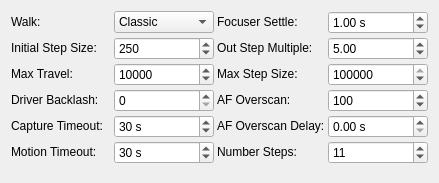
First picture: the form in kstars/ekos/focus/opsfocusmechanics.ui, repository KDE/kstars, before the edit.
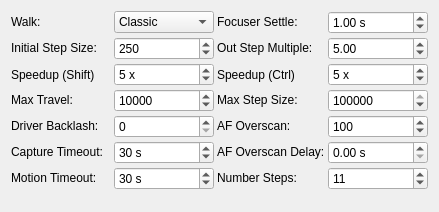
Second picture: the form after the edit.

Commit message:
Focus speedup with shift and ctrl
Holding the shift or the ctrl key speeds up the manual motions of the focuser. Both shift and ctrl have a configurable factor which is applied to the standard (initial) step size for manual focus motions. If both shift and ctrl are pressed, their product is used as speed up factor.

Diff of the .ui file:
```diff
--- a/kstars/ekos/focus/opsfocusmechanics.ui
+++ b/kstars/ekos/focus/opsfocusmechanics.ui
@@ -7,7 +7,7 @@
     <x>0</x>
     <y>0</y>
     <width>439</width>
-    <height>183</height>
+    <height>212</height>
    </rect>
   </property>
   <property name="windowTitle">
@@ -15,7 +15,7 @@
   </property>
   <layout class="QVBoxLayout" name="verticalLayout">
    <item>
-    <layout class="QGridLayout" name="gridLayoutMechanics" rowstretch="0,0,0,0,0,0">
+    <layout class="QGridLayout" name="gridLayoutMechanics" rowstretch="0,0,0,0,0,0,0">
      <property name="leftMargin">
       <number>0</number>
      </property>
@@ -25,8 +25,27 @@
      <property name="spacing">
       <number>3</number>
      </property>
-     <item row="2" column="1">
-      <widget class="QDoubleSpinBox" name="focusMaxTravel">
+     <item row="4" column="2">
+      <widget class="QLabel" name="label_8">
+       <property name="sizePolicy">
+        <sizepolicy hsizetype="Preferred" vsizetype="Fixed">
+         <horstretch>0</horstretch>
+         <verstretch>0</verstretch>
+        </sizepolicy>
+       </property>
+       <property name="text">
+        <string>AF Overscan:</string>
+       </property>
+       <property name="alignment">
+        <set>Qt::AlignLeading|Qt::AlignLeft|Qt::AlignVCenter</set>
+       </property>
+       <property name="buddy">
+        <cstring>focusAFOverscan</cstring>
+       </property>
+      </widget>
+     </item>
+     <item row="1" column="3">
+      <widget class="QDoubleSpinBox" name="focusOutSteps">
        <property name="sizePolicy">
         <sizepolicy hsizetype="Preferred" vsizetype="Fixed">
          <horstretch>0</horstretch>
@@ -34,70 +53,35 @@
         </sizepolicy>
        </property>
        <property name="toolTip">
-        <string>&lt;html&gt;&lt;head/&gt;&lt;body&gt;&lt;p&gt;Maximum travel in steps before the autofocus process aborts&lt;/p&gt;&lt;/body&gt;&lt;/html&gt;</string>
-       </property>
-       <property name="decimals">
-        <number>0</number>
+        <string>&lt;html&gt;&lt;body&gt;&lt;p&gt;This number multiplied by initial-step-size is number of outward steps the Linear Focus algorithm moves away from the initial position at the start of focusing.&lt;/p&gt;&lt;/body&gt;&lt;/html&gt;</string>
        </property>
        <property name="minimum">
-        <double>10.000000000000000</double>
+        <double>3.000000000000000</double>
        </property>
        <property name="maximum">
-        <double>100000.000000000000000</double>
+        <double>10.000000000000000</double>
        </property>
        <property name="singleStep">
-        <double>1000.000000000000000</double>
+        <double>1.000000000000000</double>
        </property>
        <property name="value">
-        <double>10000.000000000000000</double>
+        <double>5.000000000000000</double>
        </property>
       </widget>
      </item>
-     <item row="3" column="1">
-      <widget class="QSpinBox" name="focusBacklash">
+     <item row="1" column="2">
+      <widget class="QLabel" name="focusOutStepsLabel">
        <property name="sizePolicy">
         <sizepolicy hsizetype="Preferred" vsizetype="Fixed">
          <horstretch>0</horstretch>
          <verstretch>0</verstretch>
         </sizepolicy>
        </property>
-       <property name="toolTip">
-        <string>&lt;html&gt;&lt;head/&gt;&lt;body&gt;&lt;p&gt;For backlash-aware focusers, the amount of backlash to apply when reversing movement direction. Set to 0 to disable.&lt;/p&gt;&lt;p&gt;Typically either Focuser Backlash or AF Overscan is set.&lt;/p&gt;&lt;p&gt;This field sets the Indi Focuser Backlash field and can be set either here or on the Indi Control Panel.&lt;/p&gt;&lt;/body&gt;&lt;/html&gt;</string>
-       </property>
-      </widget>
-     </item>
-     <item row="2" column="0">
-      <widget class="QLabel" name="label_12">
-       <property name="sizePolicy">
-        <sizepolicy hsizetype="Preferred" vsizetype="Fixed">
-         <horstretch>0</horstretch>
-         <verstretch>0</verstretch>
-        </sizepolicy>
-       </property>
-       <property name="toolTip">
-        <string/>
-       </property>
        <property name="text">
-        <string>Max Travel:</string>
+        <string>Out Step Multiple:</string>
        </property>
        <property name="buddy">
-        <cstring>focusMaxTravel</cstring>
-       </property>
-      </widget>
-     </item>
-     <item row="4" column="0">
-      <widget class="QLabel" name="label_26">
-       <property name="sizePolicy">
-        <sizepolicy hsizetype="Preferred" vsizetype="Fixed">
-         <horstretch>0</horstretch>
-         <verstretch>0</verstretch>
-        </sizepolicy>
-       </property>
-       <property name="text">
-        <string>Capture Timeout:</string>
-       </property>
-       <property name="buddy">
-        <cstring>focusCaptureTimeout</cstring>
+        <cstring>focusOutSteps</cstring>
        </property>
       </widget>
      </item>
@@ -129,8 +113,24 @@
        </item>
       </widget>
      </item>
-     <item row="1" column="3">
-      <widget class="QDoubleSpinBox" name="focusOutSteps">
+     <item row="6" column="0">
+      <widget class="QLabel" name="label_27">
+       <property name="sizePolicy">
+        <sizepolicy hsizetype="Preferred" vsizetype="Fixed">
+         <horstretch>0</horstretch>
+         <verstretch>0</verstretch>
+        </sizepolicy>
+       </property>
+       <property name="text">
+        <string>Motion Timeout:</string>
+       </property>
+       <property name="buddy">
+        <cstring>focusMotionTimeout</cstring>
+       </property>
+      </widget>
+     </item>
+     <item row="1" column="1">
+      <widget class="QSpinBox" name="focusTicks">
        <property name="sizePolicy">
         <sizepolicy hsizetype="Preferred" vsizetype="Fixed">
          <horstretch>0</horstretch>
@@ -138,23 +138,89 @@
         </sizepolicy>
        </property>
        <property name="toolTip">
-        <string>&lt;html&gt;&lt;body&gt;&lt;p&gt;This number multiplied by initial-step-size is number of outward steps the Linear Focus algorithm moves away from the initial position at the start of focusing.&lt;/p&gt;&lt;/body&gt;&lt;/html&gt;</string>
+        <string>&lt;html&gt;&lt;head/&gt;&lt;body&gt;&lt;p&gt;&lt;span style=&quot; font-weight:600;&quot;&gt;Initial Step Size&lt;/span&gt; in ticks to cause a noticeable change in HFR value. For timer based focuser, it is the initial time in milliseconds to move the focuser inward or outward&lt;/p&gt;&lt;/body&gt;&lt;/html&gt;</string>
        </property>
        <property name="minimum">
-        <double>3.000000000000000</double>
+        <number>1</number>
        </property>
        <property name="maximum">
-        <double>10.000000000000000</double>
+        <number>50000</number>
        </property>
        <property name="singleStep">
-        <double>1.000000000000000</double>
+        <number>10</number>
        </property>
        <property name="value">
-        <double>5.000000000000000</double>
+        <number>250</number>
+       </property>
+      </widget>
+     </item>
+     <item row="6" column="1">
+      <widget class="QSpinBox" name="focusMotionTimeout">
+       <property name="sizePolicy">
+        <sizepolicy hsizetype="Preferred" vsizetype="Fixed">
+         <horstretch>0</horstretch>
+         <verstretch>0</verstretch>
+        </sizepolicy>
+       </property>
+       <property name="toolTip">
+        <string>&lt;html&gt;&lt;head/&gt;&lt;body&gt;&lt;p&gt;Maximum time in seconds to wait for the focuser to move to the desired position before declaring a timeout.&lt;/p&gt;&lt;/body&gt;&lt;/html&gt;</string>
+       </property>
+       <property name="suffix">
+        <string> s</string>
+       </property>
+       <property name="minimum">
+        <number>5</number>
+       </property>
+       <property name="maximum">
+        <number>120</number>
+       </property>
+       <property name="value">
+        <number>30</number>
+       </property>
+      </widget>
+     </item>
+     <item row="5" column="3">
+      <widget class="QDoubleSpinBox" name="focusOverscanDelay">
+       <property name="sizePolicy">
+        <sizepolicy hsizetype="Preferred" vsizetype="Fixed">
+         <horstretch>0</horstretch>
+         <verstretch>0</verstretch>
+        </sizepolicy>
+       </property>
+       <property name="toolTip">
+        <string>&lt;html&gt;&lt;head/&gt;&lt;body&gt;&lt;p&gt;Delay between completing the outward motion of an Overscan and starting the inward motion. For most focusers 0 s is fine.&lt;/p&gt;&lt;/body&gt;&lt;/html&gt;</string>
+       </property>
+       <property name="suffix">
+        <string> s</string>
+       </property>
+       <property name="maximum">
+        <double>10.000000000000000</double>
        </property>
       </widget>
      </item>
      <item row="3" column="3">
+      <widget class="QSpinBox" name="focusMaxSingleStep">
+       <property name="sizePolicy">
+        <sizepolicy hsizetype="Preferred" vsizetype="Fixed">
+         <horstretch>0</horstretch>
+         <verstretch>0</verstretch>
+        </sizepolicy>
+       </property>
+       <property name="toolTip">
+        <string>&lt;html&gt;&lt;head/&gt;&lt;body&gt;&lt;p&gt;The maximum single step size the algorithm is allowed to command as it searches for the critical focus zone. The calculated step size would be limited to this maximum value.&lt;/p&gt;&lt;/body&gt;&lt;/html&gt;</string>
+       </property>
+       <property name="minimum">
+        <number>10</number>
+       </property>
+       <property name="maximum">
+        <number>100000</number>
+       </property>
+       <property name="value">
+        <number>100000</number>
+       </property>
+      </widget>
+     </item>
+     <item row="4" column="3">
       <widget class="QSpinBox" name="focusAFOverscan">
        <property name="sizePolicy">
         <sizepolicy hsizetype="Preferred" vsizetype="Fixed">
@@ -173,33 +239,8 @@
        </property>
       </widget>
      </item>
-     <item row="0" column="3">
-      <widget class="QDoubleSpinBox" name="focusSettleTime">
-       <property name="sizePolicy">
-        <sizepolicy hsizetype="Preferred" vsizetype="Fixed">
-         <horstretch>0</horstretch>
-         <verstretch>0</verstretch>
-        </sizepolicy>
-       </property>
-       <property name="toolTip">
-        <string>&lt;html&gt;&lt;head/&gt;&lt;body&gt;&lt;p&gt;Settle time (in seconds) after moving the focuser before capturing the next image during Auto Focus and after an Adaptive Focus movement.&lt;/p&gt;&lt;/body&gt;&lt;/html&gt;</string>
-       </property>
-       <property name="suffix">
-        <string> s</string>
-       </property>
-       <property name="decimals">
-        <number>2</number>
-       </property>
-       <property name="maximum">
-        <double>30.000000000000000</double>
-       </property>
-       <property name="value">
-        <double>1.000000000000000</double>
-       </property>
-      </widget>
-     </item>
-     <item row="0" column="0">
-      <widget class="QLabel" name="focusWalkLabel">
+     <item row="5" column="0">
+      <widget class="QLabel" name="label_26">
        <property name="sizePolicy">
         <sizepolicy hsizetype="Preferred" vsizetype="Fixed">
          <horstretch>0</horstretch>
@@ -207,10 +248,10 @@
         </sizepolicy>
        </property>
        <property name="text">
-        <string>Walk:</string>
+        <string>Capture Timeout:</string>
        </property>
        <property name="buddy">
-        <cstring>focusWalk</cstring>
+        <cstring>focusCaptureTimeout</cstring>
        </property>
       </widget>
      </item>
@@ -236,25 +277,19 @@
        </property>
       </widget>
      </item>
-     <item row="2" column="3">
-      <widget class="QSpinBox" name="focusMaxSingleStep">
+     <item row="0" column="0">
+      <widget class="QLabel" name="focusWalkLabel">
        <property name="sizePolicy">
         <sizepolicy hsizetype="Preferred" vsizetype="Fixed">
          <horstretch>0</horstretch>
          <verstretch>0</verstretch>
         </sizepolicy>
        </property>
-       <property name="toolTip">
-        <string>&lt;html&gt;&lt;head/&gt;&lt;body&gt;&lt;p&gt;The maximum single step size the algorithm is allowed to command as it searches for the critical focus zone. The calculated step size would be limited to this maximum value.&lt;/p&gt;&lt;/body&gt;&lt;/html&gt;</string>
+       <property name="text">
+        <string>Walk:</string>
        </property>
-       <property name="minimum">
-        <number>10</number>
-       </property>
-       <property name="maximum">
-        <number>100000</number>
-       </property>
-       <property name="value">
-        <number>100000</number>
+       <property name="buddy">
+        <cstring>focusWalk</cstring>
        </property>
       </widget>
      </item>
@@ -274,57 +309,7 @@
        </property>
       </widget>
      </item>
-     <item row="1" column="1">
-      <widget class="QSpinBox" name="focusTicks">
-       <property name="sizePolicy">
-        <sizepolicy hsizetype="Preferred" vsizetype="Fixed">
-         <horstretch>0</horstretch>
-         <verstretch>0</verstretch>
-        </sizepolicy>
-       </property>
-       <property name="toolTip">
-        <string>&lt;html&gt;&lt;head/&gt;&lt;body&gt;&lt;p&gt;&lt;span style=&quot; font-weight:600;&quot;&gt;Initial Step Size&lt;/span&gt; in ticks to cause a noticeable change in HFR value. For timer based focuser, it is the initial time in milliseconds to move the focuser inward or outward&lt;/p&gt;&lt;/body&gt;&lt;/html&gt;</string>
-       </property>
-       <property name="minimum">
-        <number>1</number>
-       </property>
-       <property name="maximum">
-        <number>50000</number>
-       </property>
-       <property name="singleStep">
-        <number>10</number>
-       </property>
-       <property name="value">
-        <number>250</number>
-       </property>
-      </widget>
-     </item>
-     <item row="4" column="1">
-      <widget class="QSpinBox" name="focusCaptureTimeout">
-       <property name="sizePolicy">
-        <sizepolicy hsizetype="Preferred" vsizetype="Fixed">
-         <horstretch>0</horstretch>
-         <verstretch>0</verstretch>
-        </sizepolicy>
-       </property>
-       <property name="toolTip">
-        <string>Maximum time in seconds to wait for a captured image to be received before declaring a timeout.</string>
-       </property>
-       <property name="suffix">
-        <string> s</string>
-       </property>
-       <property name="minimum">
-        <number>5</number>
-       </property>
-       <property name="maximum">
-        <number>300</number>
-       </property>
-       <property name="value">
-        <number>30</number>
-       </property>
-      </widget>
-     </item>
-     <item row="3" column="0">
+     <item row="4" column="0">
       <widget class="QLabel" name="label_11">
        <property name="sizePolicy">
         <sizepolicy hsizetype="Preferred" vsizetype="Fixed">
@@ -340,42 +325,60 @@
        </property>
       </widget>
      </item>
+     <item row="5" column="1">
+      <widget class="QSpinBox" name="focusCaptureTimeout">
+       <property name="sizePolicy">
+        <sizepolicy hsizetype="Preferred" vsizetype="Fixed">
+         <horstretch>0</horstretch>
+         <verstretch>0</verstretch>
+        </sizepolicy>
+       </property>
+       <property name="toolTip">
+        <string>Maximum time in seconds to wait for a captured image to be received before declaring a timeout.</string>
+       </property>
+       <property name="suffix">
+        <string> s</string>
+       </property>
+       <property name="minimum">
+        <number>5</number>
+       </property>
+       <property name="maximum">
+        <number>300</number>
+       </property>
+       <property name="value">
+        <number>30</number>
+       </property>
+      </widget>
+     </item>
+     <item row="3" column="1">
+      <widget class="QDoubleSpinBox" name="focusMaxTravel">
+       <property name="sizePolicy">
+        <sizepolicy hsizetype="Preferred" vsizetype="Fixed">
+         <horstretch>0</horstretch>
+         <verstretch>0</verstretch>
+        </sizepolicy>
+       </property>
+       <property name="toolTip">
+        <string>&lt;html&gt;&lt;head/&gt;&lt;body&gt;&lt;p&gt;Maximum travel in steps before the autofocus process aborts&lt;/p&gt;&lt;/body&gt;&lt;/html&gt;</string>
+       </property>
+       <property name="decimals">
+        <number>0</number>
+       </property>
+       <property name="minimum">
+        <double>10.000000000000000</double>
+       </property>
+       <property name="maximum">
+        <double>100000.000000000000000</double>
+       </property>
+       <property name="singleStep">
+        <double>1000.000000000000000</double>
+       </property>
+       <property name="value">
+        <double>10000.000000000000000</double>
+       </property>
+      </widget>
+     </item>
      <item row="3" column="2">
-      <widget class="QLabel" name="label_8">
-       <property name="sizePolicy">
-        <sizepolicy hsizetype="Preferred" vsizetype="Fixed">
-         <horstretch>0</horstretch>
-         <verstretch>0</verstretch>
-        </sizepolicy>
-       </property>
-       <property name="text">
-        <string>AF Overscan:</string>
-       </property>
-       <property name="alignment">
-        <set>Qt::AlignLeading|Qt::AlignLeft|Qt::AlignVCenter</set>
-       </property>
-       <property name="buddy">
-        <cstring>focusAFOverscan</cstring>
-       </property>
-      </widget>
-     </item>
-     <item row="1" column="2">
-      <widget class="QLabel" name="focusOutStepsLabel">
-       <property name="sizePolicy">
-        <sizepolicy hsizetype="Preferred" vsizetype="Fixed">
-         <horstretch>0</horstretch>
-         <verstretch>0</verstretch>
-        </sizepolicy>
-       </property>
-       <property name="text">
-        <string>Out Step Multiple:</string>
-       </property>
-       <property name="buddy">
-        <cstring>focusOutSteps</cstring>
-       </property>
-      </widget>
-     </item>
-     <item row="2" column="2">
       <widget class="QLabel" name="label_17">
        <property name="sizePolicy">
         <sizepolicy hsizetype="Preferred" vsizetype="Fixed">
@@ -394,24 +397,27 @@
        </property>
       </widget>
      </item>
-     <item row="5" column="0">
-      <widget class="QLabel" name="label_27">
+     <item row="3" column="0">
+      <widget class="QLabel" name="label_12">
        <property name="sizePolicy">
         <sizepolicy hsizetype="Preferred" vsizetype="Fixed">
          <horstretch>0</horstretch>
          <verstretch>0</verstretch>
         </sizepolicy>
        </property>
+       <property name="toolTip">
+        <string/>
+       </property>
        <property name="text">
-        <string>Motion Timeout:</string>
+        <string>Max Travel:</string>
        </property>
        <property name="buddy">
-        <cstring>focusMotionTimeout</cstring>
+        <cstring>focusMaxTravel</cstring>
        </property>
       </widget>
      </item>
-     <item row="5" column="1">
-      <widget class="QSpinBox" name="focusMotionTimeout">
+     <item row="0" column="3">
+      <widget class="QDoubleSpinBox" name="focusSettleTime">
        <property name="sizePolicy">
         <sizepolicy hsizetype="Preferred" vsizetype="Fixed">
          <horstretch>0</horstretch>
@@ -419,58 +425,23 @@
         </sizepolicy>
        </property>
        <property name="toolTip">
-        <string>&lt;html&gt;&lt;head/&gt;&lt;body&gt;&lt;p&gt;Maximum time in seconds to wait for the focuser to move to the desired position before declaring a timeout.&lt;/p&gt;&lt;/body&gt;&lt;/html&gt;</string>
+        <string>&lt;html&gt;&lt;head/&gt;&lt;body&gt;&lt;p&gt;Settle time (in seconds) after moving the focuser before capturing the next image during Auto Focus and after an Adaptive Focus movement.&lt;/p&gt;&lt;/body&gt;&lt;/html&gt;</string>
        </property>
        <property name="suffix">
         <string> s</string>
        </property>
-       <property name="minimum">
-        <number>5</number>
+       <property name="decimals">
+        <number>2</number>
        </property>
        <property name="maximum">
-        <number>120</number>
+        <double>30.000000000000000</double>
        </property>
        <property name="value">
-        <number>30</number>
+        <double>1.000000000000000</double>
        </property>
       </widget>
      </item>
-     <item row="4" column="2">
-      <widget class="QLabel" name="label_2">
-       <property name="sizePolicy">
-        <sizepolicy hsizetype="Preferred" vsizetype="Fixed">
-         <horstretch>0</horstretch>
-         <verstretch>0</verstretch>
-        </sizepolicy>
-       </property>
-       <property name="text">
-        <string>AF Overscan Delay:</string>
-       </property>
-       <property name="buddy">
-        <cstring>focusOverscanDelay</cstring>
-       </property>
-      </widget>
-     </item>
-     <item row="4" column="3">
-      <widget class="QDoubleSpinBox" name="focusOverscanDelay">
-       <property name="sizePolicy">
-        <sizepolicy hsizetype="Preferred" vsizetype="Fixed">
-         <horstretch>0</horstretch>
-         <verstretch>0</verstretch>
-        </sizepolicy>
-       </property>
-       <property name="toolTip">
-        <string>&lt;html&gt;&lt;head/&gt;&lt;body&gt;&lt;p&gt;Delay between completing the outward motion of an Overscan and starting the inward motion. For most focusers 0 s is fine.&lt;/p&gt;&lt;/body&gt;&lt;/html&gt;</string>
-       </property>
-       <property name="suffix">
-        <string> s</string>
-       </property>
-       <property name="maximum">
-        <double>10.000000000000000</double>
-       </property>
-      </widget>
-     </item>
-     <item row="5" column="2">
+     <item row="6" column="2">
       <widget class="QLabel" name="focusNumStepsLabel">
        <property name="sizePolicy">
         <sizepolicy hsizetype="Preferred" vsizetype="Fixed">
@@ -486,7 +457,23 @@
        </property>
       </widget>
      </item>
-     <item row="5" column="3">
+     <item row="5" column="2">
+      <widget class="QLabel" name="label_2">
+       <property name="sizePolicy">
+        <sizepolicy hsizetype="Preferred" vsizetype="Fixed">
+         <horstretch>0</horstretch>
+         <verstretch>0</verstretch>
+        </sizepolicy>
+       </property>
+       <property name="text">
+        <string>AF Overscan Delay:</string>
+       </property>
+       <property name="buddy">
+        <cstring>focusOverscanDelay</cstring>
+       </property>
+      </widget>
+     </item>
+     <item row="6" column="3">
       <widget class="QSpinBox" name="focusNumSteps">
        <property name="sizePolicy">
         <sizepolicy hsizetype="Preferred" vsizetype="Fixed">
@@ -508,6 +495,71 @@
        </property>
       </widget>
      </item>
+     <item row="4" column="1">
+      <widget class="QSpinBox" name="focusBacklash">
+       <property name="sizePolicy">
+        <sizepolicy hsizetype="Preferred" vsizetype="Fixed">
+         <horstretch>0</horstretch>
+         <verstretch>0</verstretch>
+        </sizepolicy>
+       </property>
+       <property name="toolTip">
+        <string>&lt;html&gt;&lt;head/&gt;&lt;body&gt;&lt;p&gt;For backlash-aware focusers, the amount of backlash to apply when reversing movement direction. Set to 0 to disable.&lt;/p&gt;&lt;p&gt;Typically either Focuser Backlash or AF Overscan is set.&lt;/p&gt;&lt;p&gt;This field sets the Indi Focuser Backlash field and can be set either here or on the Indi Control Panel.&lt;/p&gt;&lt;/body&gt;&lt;/html&gt;</string>
+       </property>
+      </widget>
+     </item>
+     <item row="2" column="0">
+      <widget class="QLabel" name="speedupShiftLabel">
+       <property name="text">
+        <string>Speedup (Shift)</string>
+       </property>
+      </widget>
+     </item>
+     <item row="2" column="2">
+      <widget class="QLabel" name="speedupCtrlLabel">
+       <property name="text">
+        <string>Speedup (Ctrl)</string>
+       </property>
+      </widget>
+     </item>
+     <item row="2" column="1">
+      <widget class="QSpinBox" name="speedupShift">
+       <property name="toolTip">
+        <string>&lt;html&gt;&lt;head/&gt;&lt;body&gt;&lt;p&gt;Multiplier for manual focus motions when the shift key is pressed.&lt;/p&gt;&lt;/body&gt;&lt;/html&gt;</string>
+       </property>
+       <property name="suffix">
+        <string> x</string>
+       </property>
+       <property name="minimum">
+        <number>1</number>
+       </property>
+       <property name="maximum">
+        <number>9999</number>
+       </property>
+       <property name="value">
+        <number>5</number>
+       </property>
+      </widget>
+     </item>
+     <item row="2" column="3">
+      <widget class="QSpinBox" name="speedupCtrl">
+       <property name="toolTip">
+        <string>&lt;html&gt;&lt;head/&gt;&lt;body&gt;&lt;p&gt;Multiplier for manual focus motions when the control key is pressed.&lt;/p&gt;&lt;/body&gt;&lt;/html&gt;</string>
+       </property>
+       <property name="suffix">
+        <string> x</string>
+       </property>
+       <property name="minimum">
+        <number>1</number>
+       </property>
+       <property name="maximum">
+        <number>9999</number>
+       </property>
+       <property name="value">
+        <number>5</number>
+       </property>
+      </widget>
+     </item>
     </layout>
    </item>
    <item>
```
The commit also changes 3 other files.
